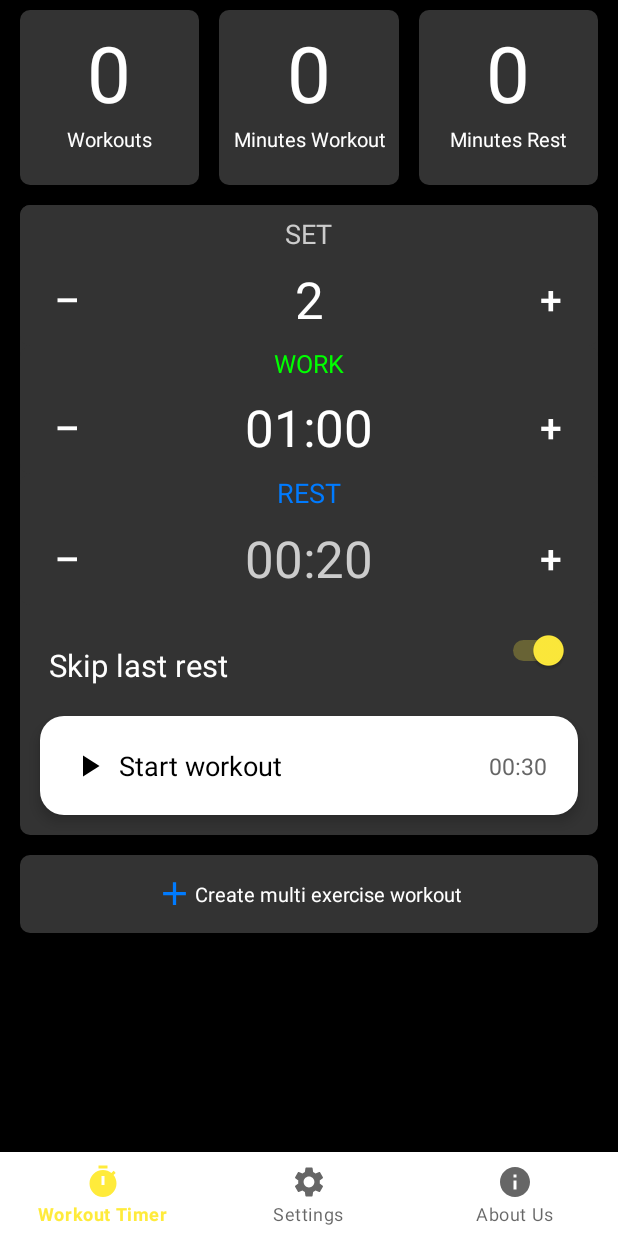
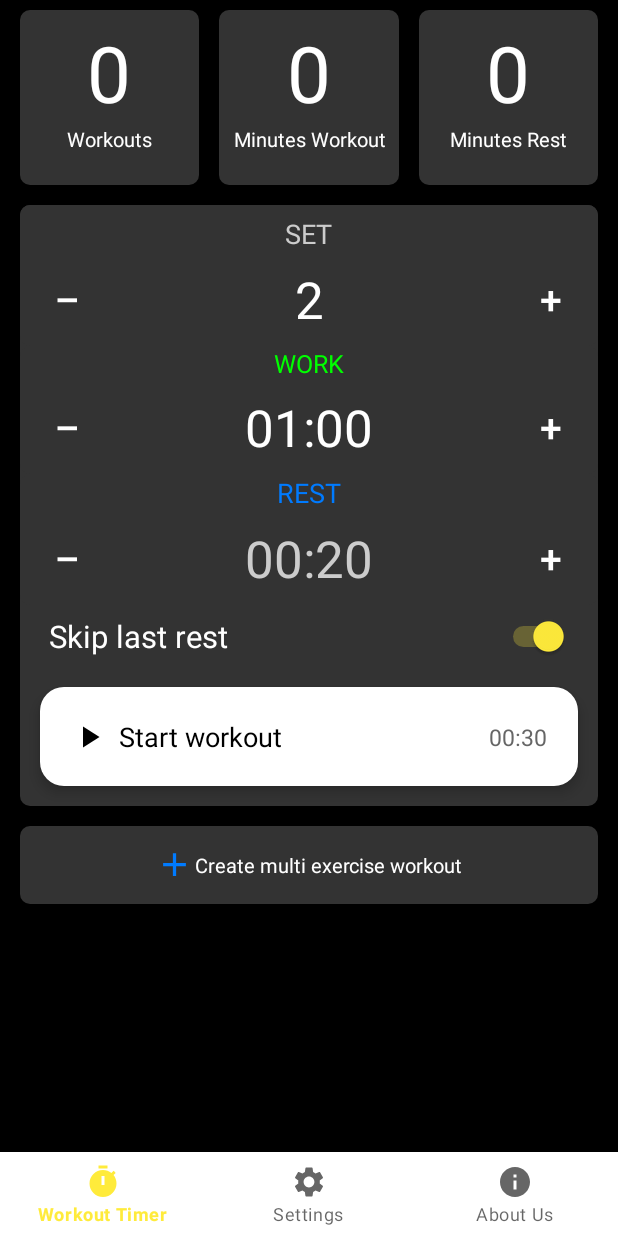
Before and after one commit to AmirNorouzpour/WorkoutTimer, an Android app: the screen it shows after launch (MainActivity), on a phone screen of 412 x 824 dp. Run offline under Robolectric (Android 15) with nearby library versions, the phone set to English and light mode, and no system bars; our stand-ins replace navigation-ui, sdp/ssp sizes; 1 statement that could not run was skipped.

Commit message:
fix warnings 3

```diff
--- a/app/src/main/res/layout/fragment_home.xml
+++ b/app/src/main/res/layout/fragment_home.xml
@@ -269,7 +269,7 @@
                         android:id="@+id/title_rest"
                         android:layout_width="wrap_content"
                         android:layout_height="wrap_content"
-                        android:text="REST"
+                        android:text="@string/rest"
                         android:textColor="#007BFF"
                         android:textSize="@dimen/_14sdp"
                         app:layout_constraintEnd_toEndOf="parent"
@@ -332,7 +332,7 @@
                         android:layout_height="wrap_content"
                         android:layout_weight="1"
                         android:paddingLeft="@dimen/_15sdp"
-                        android:paddingTop="@dimen/_15sdp"
+                        android:paddingRight="@dimen/_15sdp"
                         android:text="@string/skip_last_rest"
                         android:textColor="#FFFFFF"
                         android:textSize="@dimen/_16sdp" />
@@ -341,9 +341,9 @@
                         android:id="@+id/switch_skip_last_rest"
                         android:layout_width="wrap_content"
                         android:layout_height="wrap_content"
-                        android:layout_marginRight="@dimen/_15sdp"
+                        android:layout_marginEnd="@dimen/_15sdp"
                         android:checked="true"
-                        android:paddingLeft="@dimen/_15sdp"
+                        android:paddingStart="@dimen/_15sdp"
                         android:textColor="#FFFFFF"
                         android:textSize="@dimen/_16sdp" />
                 </LinearLayout>
@@ -419,6 +419,7 @@
                 <ImageView
                     android:layout_width="@dimen/_20sdp"
                     android:layout_height="@dimen/_20sdp"
+                    android:contentDescription="@string/plus"
                     android:focusable="true"
                     android:src="@drawable/ic_plus" />
 
--- a/app/src/main/res/values/strings.xml
+++ b/app/src/main/res/values/strings.xml
@@ -32,4 +32,5 @@ Our goal is to keep the app free, and this is only possible with your support. Y
     <string name="start_workout">Start workout</string>
     <string name="playicon">playIcon</string>
     <string name="create_multi_exercise_workout">Create multi exercise workout</string>
+    <string name="rest">REST</string>
 </resources>
```
